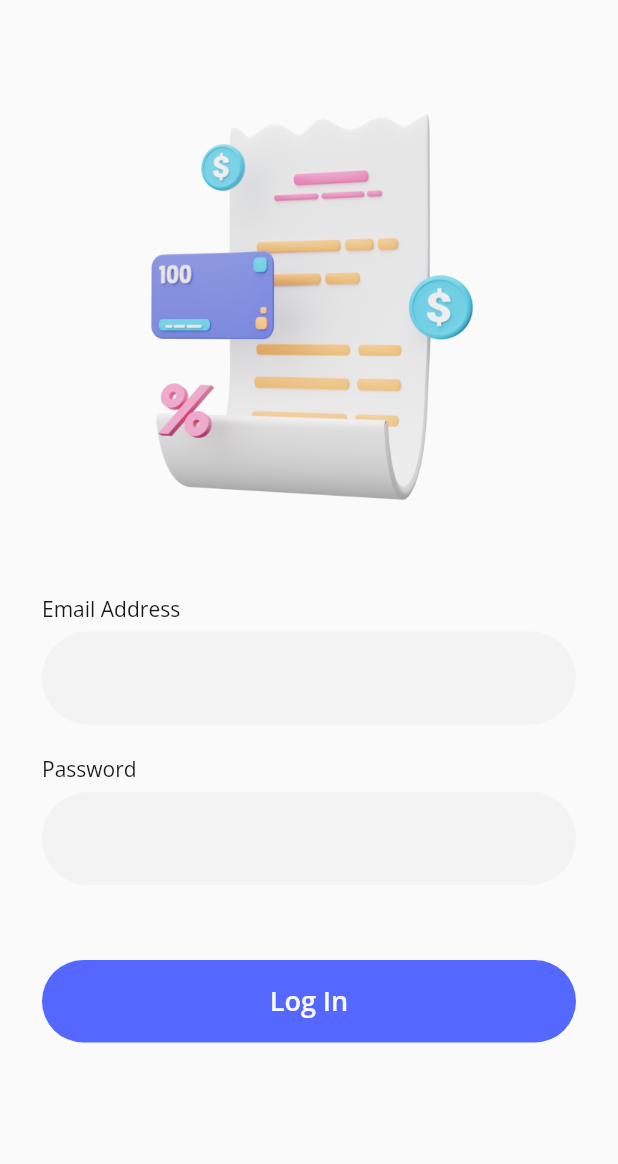
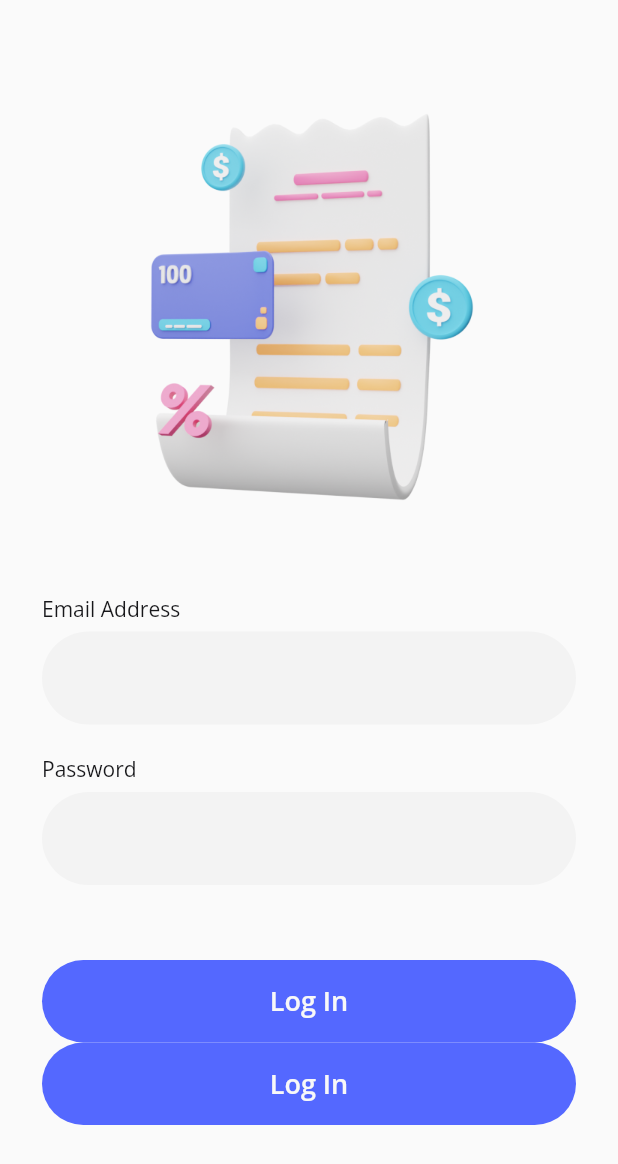
Before and after one commit to nandaarya/seven_days_challange, a Flutter app: the screen it shows after launch, on a phone screen of 412 x 824 dp. Shown: the top 1164 px of the screen. Run offline on Flutter 3.47's test engine with Material 2 defaults, Android fonts, the phone set to English and light mode, and no system bars; our stand-ins replace google_fonts.

Commit message:
duplicate button widget

```diff
--- a/lib/pages/second_sign_in.dart
+++ b/lib/pages/second_sign_in.dart
@@ -89,6 +89,27 @@ class SecondSignIn extends StatelessWidget {
                   ),
                 ),
               ),
+              Container(
+                height: 55,
+                width: double.infinity,
+                child: TextButton(
+                  onPressed: () {},
+                  style: TextButton.styleFrom(
+                    backgroundColor: Color(0xff5468FF),
+                    shape: RoundedRectangleBorder(
+                      borderRadius: BorderRadius.circular(60),
+                    ),
+                  ),
+                  child: Text(
+                    'Log In',
+                    style: GoogleFonts.openSans(
+                      color: Color(0xffF8F8F8),
+                      fontSize: 18,
+                      fontWeight: FontWeight.w600,
+                    ),
+                  ),
+                ),
+              ),
             ],
           ),
         ),
```
